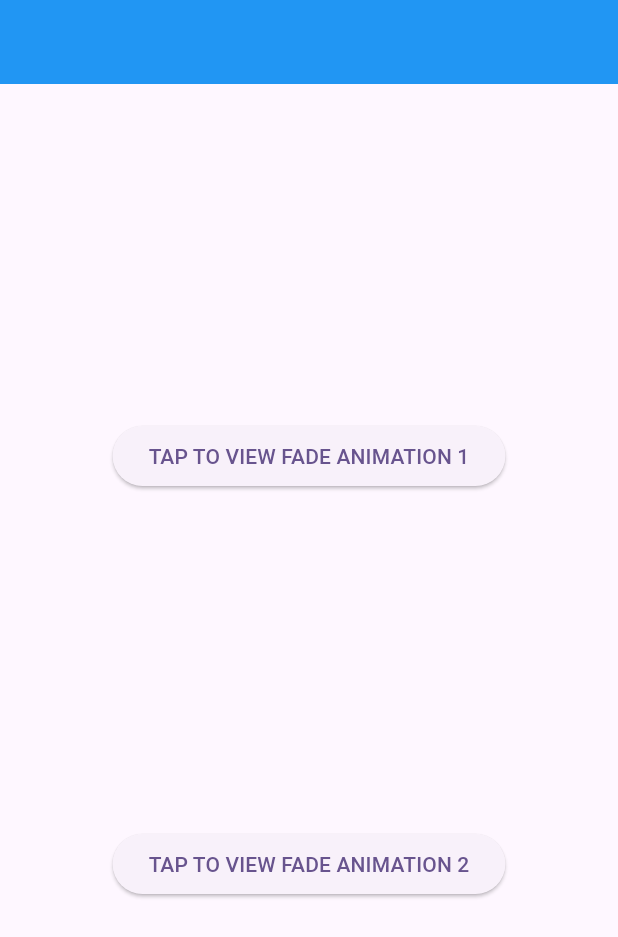
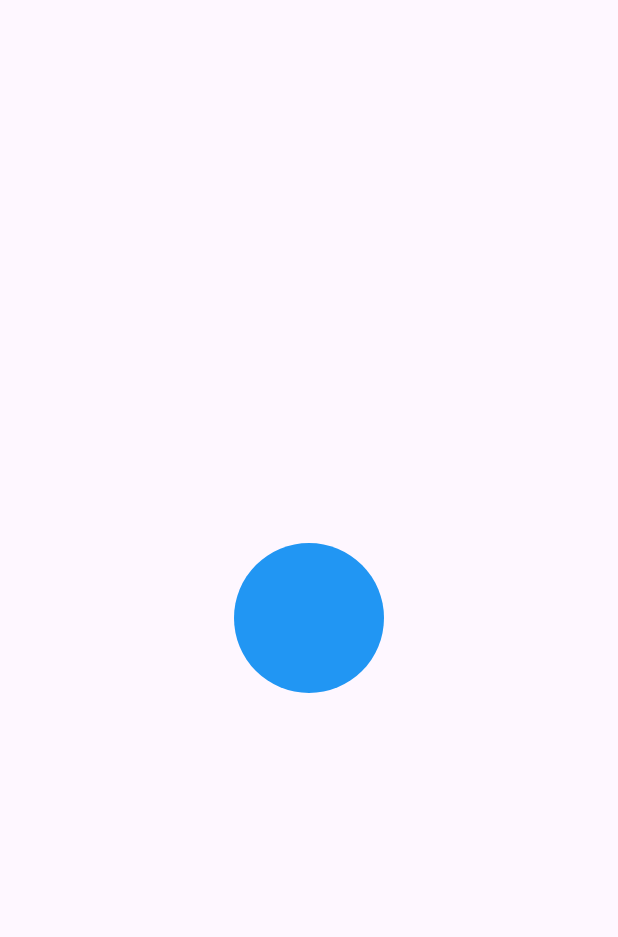
Before and after one commit to Sa3diDeveloper/Flutter-animations, a Flutter app: the screen it shows after launch, on a phone screen of 412 x 824 dp. Shown: the top 937 px of the screen. Run offline on Flutter 3.47's test engine with Material 2 defaults, Android fonts, the phone set to English and light mode, and no system bars.

Commit message:
MyCustom Fade Transition

```diff
--- /dev/null
+++ b/lib/animations/page_Animations/animating_transition.dart
@@ -0,0 +1,122 @@
+import 'dart:async';
+import 'package:flutter/cupertino.dart';
+import 'package:flutter/material.dart';
+
+class MyCustomFadeTransition extends StatefulWidget {
+  @override
+  _MyCustomFadeTransitionState createState() => _MyCustomFadeTransitionState();
+}
+
+class _MyCustomFadeTransitionState extends State<MyCustomFadeTransition>
+    with TickerProviderStateMixin {
+  late AnimationController scaleController;
+  late Animation<double> scaleAnimation;
+
+  @override
+  void initState() {
+    super.initState();
+
+    scaleController =
+        AnimationController(vsync: this, duration: Duration(seconds: 1))
+          ..addStatusListener(
+            (status) {
+              if (status == AnimationStatus.completed) {
+                Navigator.push(
+                  context,
+                  AnimatingRoute(
+                    Destination(),
+                    Destination(),
+                  ),
+                );
+                Timer(
+                  Duration(milliseconds: 300),
+                  () {
+                    // print('worked');
+                    scaleController.reset();
+                  },
+                );
+              }
+            },
+          );
+
+    scaleAnimation =
+        Tween<double>(begin: 0.0, end: 10.0).animate(scaleController);
+  }
+
+  @override
+  void dispose() {
+    scaleController.dispose();
+    super.dispose();
+  }
+
+  @override
+  Widget build(BuildContext c) {
+    return Scaffold(
+      body: Center(
+        child: InkWell(
+          onTap: () {
+            scaleController.forward();
+          },
+          child: Container(
+            width: 100,
+            height: 100,
+            decoration: BoxDecoration(
+              color: Colors.blue,
+              shape: BoxShape.circle,
+            ),
+            child: AnimatedBuilder(
+              animation: scaleAnimation,
+              builder: (c, child) => Transform.scale(
+                scale: scaleAnimation.value,
+                child: Container(
+                  decoration: BoxDecoration(
+                    shape: BoxShape.circle,
+                    color: Color.fromARGB(255, 245, 245, 245),
+                  ),
+                ),
+              ),
+            ),
+          ),
+        ),
+      ),
+    );
+  }
+}
+
+class Destination extends StatelessWidget {
+  @override
+  Widget build(BuildContext context) {
+    return Scaffold(
+      appBar: AppBar(
+        backgroundColor: Colors.blue,
+        centerTitle: true,
+        title: Text('Go Back'),
+      ),
+    );
+  }
+}
+
+class AnimatingRoute extends PageRouteBuilder {
+  final Widget page;
+  final Widget route;
+
+  AnimatingRoute(this.page, this.route)
+      : super(
+          pageBuilder: (
+            BuildContext context,
+            Animation<double> animation,
+            Animation<double> secondaryAnimation,
+          ) =>
+              page,
+          transitionsBuilder: (
+            BuildContext context,
+            Animation<double> animation,
+            Animation<double> secondaryAnimation,
+            Widget child,
+          ) =>
+              FadeTransition(
+            opacity: animation,
+            child: route,
+          ),
+        );
+}
--- a/lib/main.dart
+++ b/lib/main.dart
@@ -1,6 +1,5 @@
-import 'package:animations/animations/page_Animations/fade_trnsitions.dart';
+import 'package:animations/animations/page_Animations/animating_transition.dart';
 import 'package:flutter/material.dart';
-
 
 void main() {
   runApp(const MyApp());
@@ -18,7 +17,7 @@ class MyApp extends StatelessWidget {
         colorScheme: ColorScheme.fromSeed(seedColor: Colors.deepPurple),
         useMaterial3: true,
       ),
-      home:  MyCustomTransitionFade(),
+      home: MyCustomFadeTransition(),
     );
   }
 }
```
